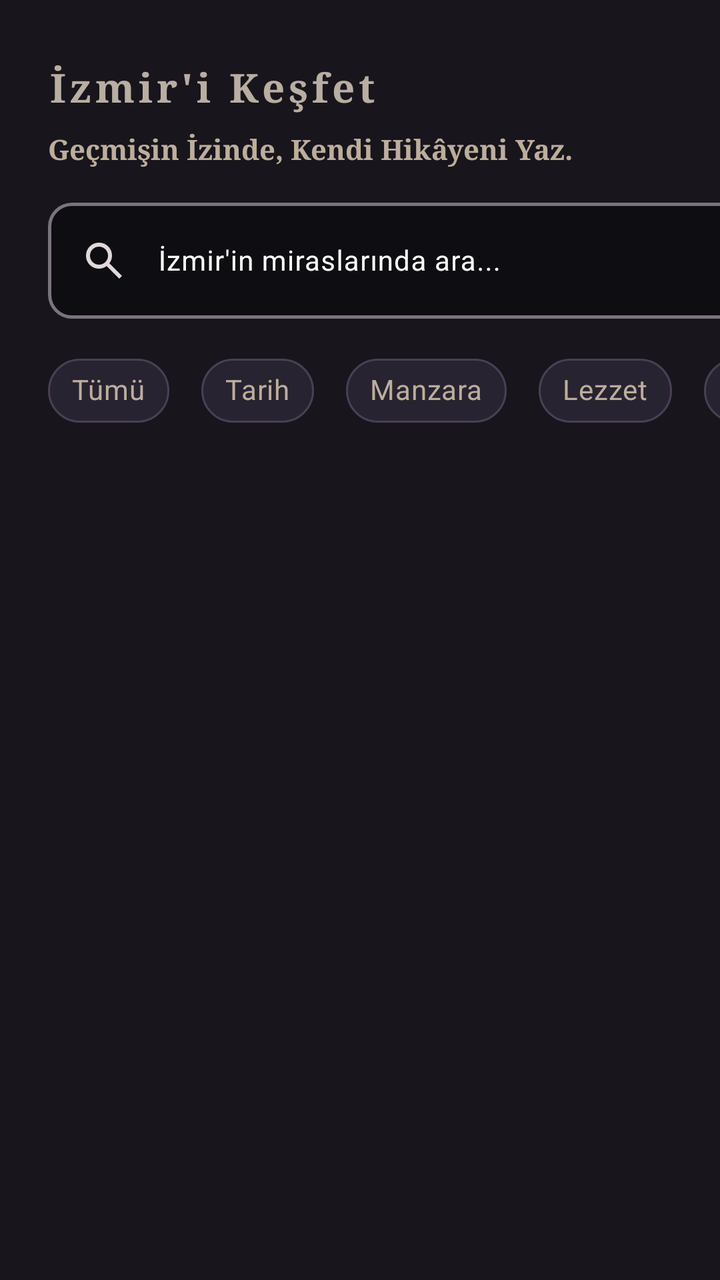
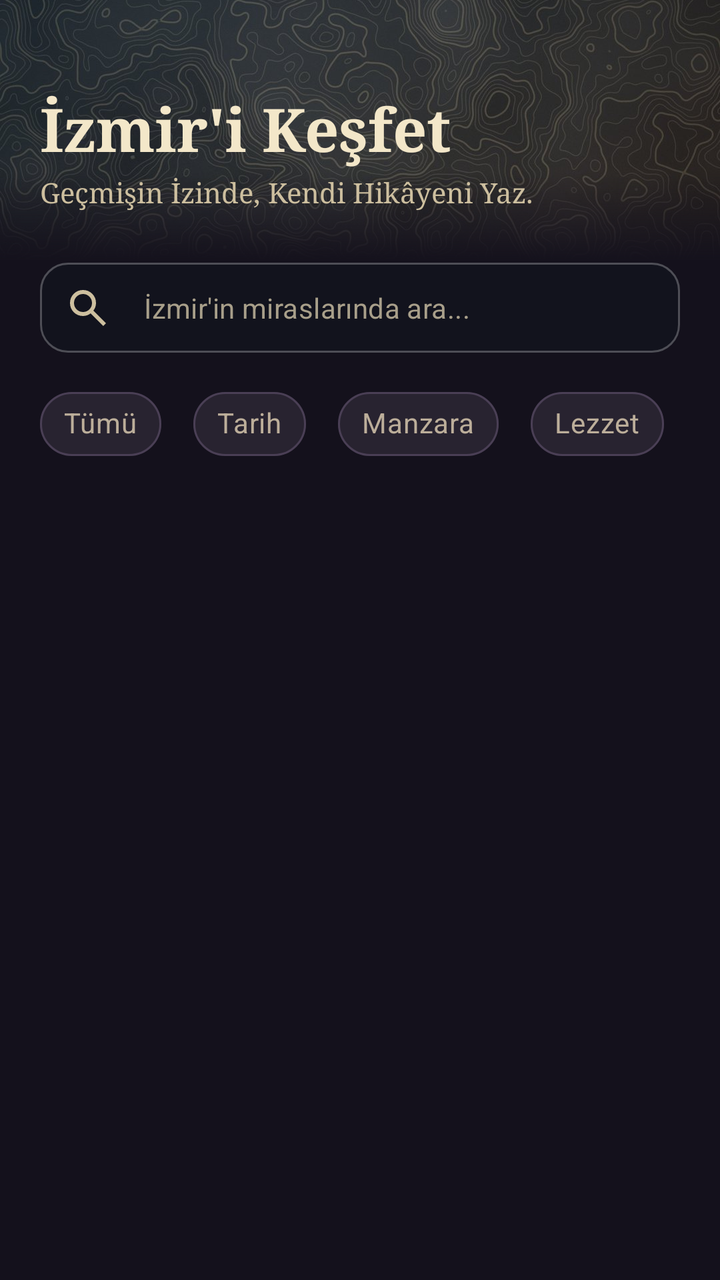

Compare the two renders of this Android layout. The source of the first and the diff that turns it into the second are given below.
<!-- AndroidManifest.xml: application theme Theme.Arch_Izmir -->
<!-- res/layout/fragment_home.xml -->
<?xml version="1.0" encoding="utf-8"?>
<ScrollView xmlns:android="http://schemas.android.com/apk/res/android"
    xmlns:tools="http://schemas.android.com/tools"
    android:layout_width="match_parent"
    android:layout_height="match_parent"
    xmlns:app="http://schemas.android.com/apk/res-auto"
    tools:context=".ui.auth.HomeFragment"
    android:fillViewport="true"
    android:background="@color/home_bg">
    <androidx.constraintlayout.widget.ConstraintLayout
        android:layout_width="match_parent"
        android:layout_height="wrap_content"
        android:layout_marginHorizontal="24dp">

        
        <TextView
            android:layout_width="wrap_content"
            android:layout_height="wrap_content"
            android:id="@+id/tvTitleHome"
            android:layout_marginTop="30dp"
            android:text="@string/discover_izmir"
            android:textColor="@color/antik"
            android:textSize="20sp"
            android:textStyle="bold"
            android:letterSpacing="0.1"
            android:fontFamily="serif"
            app:layout_constraintStart_toStartOf="parent"
            app:layout_constraintTop_toTopOf="parent"
            />

        
        <TextView
            android:id="@+id/homeSubString"
            android:layout_width="wrap_content"
            android:layout_height="wrap_content"
            android:text="@string/home_sub_string"
            style="@style/SubtitleTextStyle"
            android:textColor="#BCAE9A"
            app:layout_constraintTop_toBottomOf="@id/tvTitleHome"
            app:layout_constraintStart_toStartOf="parent"
            android:layout_marginTop="8dp"/>

        
        <com.google.android.material.textfield.TextInputLayout
            android:layout_width="match_parent"
            android:layout_height="wrap_content"
            android:id="@+id/inputSearchLayout"
            android:layout_marginTop="12dp"
            style="@style/App.TextInputLayout"
            app:layout_constraintStart_toStartOf="parent"
            app:layout_constraintTop_toBottomOf="@id/homeSubString">
            <com.google.android.material.textfield.TextInputEditText
                android:layout_width="match_parent"
                android:layout_height="wrap_content"
                android:id="@+id/searchInput"
                android:hint="@string/heritage_izmir"
                android:inputType="textPersonName"
                android:imeOptions="actionNext"
                android:textColor="@color/white"
                android:drawableStart="@drawable/ic_search"
                android:drawablePadding="15dp"
                android:textSize="14sp"/>
        </com.google.android.material.textfield.TextInputLayout>

        
        <HorizontalScrollView
            android:layout_width="match_parent"
            android:layout_height="wrap_content"
            android:orientation="horizontal"
            app:layout_constraintStart_toStartOf="parent"
            app:layout_constraintTop_toBottomOf="@id/inputSearchLayout"
            app:layout_constraintEnd_toEndOf="parent"
            android:layout_marginTop="12dp"
            android:scrollbars="none">

            <com.google.android.material.chip.ChipGroup
                android:id="@+id/chipGroup"
                android:layout_width="match_parent"
                android:layout_height="wrap_content"
                app:singleSelection="true"
                app:selectionRequired="true"
                app:checkedChip="@+id/chipAll">

                <com.google.android.material.chip.Chip
                    android:id="@+id/chipAll"
                    style="@style/CustomChipStyle"
                    android:text="@string/all" />

                <com.google.android.material.chip.Chip
                    android:id="@+id/chipHistory"
                    style="@style/CustomChipStyle"
                    android:text="@string/history" />

                <com.google.android.material.chip.Chip
                    android:id="@+id/chipNature"
                    style="@style/CustomChipStyle"
                    android:text="@string/view" />

                <com.google.android.material.chip.Chip
                    android:id="@+id/chipFood"
                    style="@style/CustomChipStyle"
                    android:text="@string/flavor" />

                <com.google.android.material.chip.Chip
                    android:id="@+id/chipSea"
                    style="@style/CustomChipStyle"
                    android:text="@string/sea" />

            </com.google.android.material.chip.ChipGroup>

        </HorizontalScrollView>

    </androidx.constraintlayout.widget.ConstraintLayout>


</ScrollView>
<!-- resources referenced by this layout -->
<resources>
  <color name="antik">#B8AEA1</color>
  <color name="home_bg">#18151D</color>
  <color name="white">#FFFFFFFF</color>
  <!-- drawable ic_search (drawable) -->
  <vector xmlns:android="http://schemas.android.com/apk/res/android" android:height="24dp" android:tint="#E1D9D9" android:viewportHeight="960" android:viewportWidth="960" android:width="24dp">
        
      <path android:fillColor="@android:color/white" android:pathData="M784,840L532,588Q502,612 463,626Q424,640 380,640Q271,640 195.5,564.5Q120,489 120,380Q120,271 195.5,195.5Q271,120 380,120Q489,120 564.5,195.5Q640,271 640,380Q640,424 626,463Q612,502 588,532L840,784L784,840ZM380,560Q455,560 507.5,507.5Q560,455 560,380Q560,305 507.5,252.5Q455,200 380,200Q305,200 252.5,252.5Q200,305 200,380Q200,455 252.5,507.5Q305,560 380,560Z"/>
      
  </vector>
  <string name="all">Tümü</string>
  <string name="discover_izmir">İzmir\'i Keşfet</string>
  <string name="flavor">Lezzet</string>
  <string name="heritage_izmir">İzmir\'in miraslarında ara...</string>
  <string name="history">Tarih</string>
  <string name="home_sub_string">Geçmişin İzinde, Kendi Hikâyeni Yaz.</string>
  <string name="sea">Deniz</string>
  <string name="view">Manzara</string>
  <style name="App.TextInputLayout" parent="Widget.Material3.TextInputLayout.OutlinedBox">
          <item name="boxStrokeWidth">1.5dp</item>
          <item name="boxCornerRadiusTopStart">12dp</item>
          <item name="boxCornerRadiusTopEnd">12dp</item>
          <item name="boxCornerRadiusBottomStart">12dp</item>
          <item name="boxCornerRadiusBottomEnd">12dp</item>
          <item name="boxBackgroundColor">#67000000</item>
          <item name="boxBackgroundMode">outline</item>
          <item name="hintTextColor">@color/white</item>
          <item name="android:textColorHint">@color/white</item>
      </style>
  <style name="CustomChipStyle" parent="Widget.MaterialComponents.Chip.Choice">
          
          <item name="chipBackgroundColor">@color/chip_bg_normal</item>
          <item name="android:textColor">@color/chip_text_normal</item>
  
          
          <item name="chipStrokeColor">@color/chip_stroke_color</item>
          <item name="chipStrokeWidth">1dp</item>
          <item name="rippleColor">@color/chip_bg_selected</item>
  
          
          <item name="android:layout_width">wrap_content</item>
          <item name="android:layout_height">wrap_content</item>
          <item name="android:layout_marginEnd">8dp</item>
      </style>
  <style name="SubtitleTextStyle">
          <item name="android:textColor">#EAD2AC</item>
          <item name="android:textSize">14sp</item>
          <item name="android:textStyle">bold</item>
          <item name="android:fontFamily">serif</item>
      </style>
  <style name="Theme.Arch_Izmir" parent="Base.Theme.Arch_Izmir" />
  <color name="chip_bg_normal">#282330</color>
  <color name="chip_text_normal">#BCAE9A</color>
  <color name="chip_stroke_color">#4A3F55</color>
  <color name="chip_bg_selected">#D2AC67</color>
  <style name="Base.Theme.Arch_Izmir" parent="Theme.Material3.DayNight.NoActionBar">
          
          
      </style>
</resources>

<!-- the commit's change to res/layout/fragment_home.xml (unified diff, before → after) -->
@@ -1,90 +1,121 @@
 <?xml version="1.0" encoding="utf-8"?>
-<ScrollView xmlns:android="http://schemas.android.com/apk/res/android"
-    xmlns:tools="http://schemas.android.com/tools"
+<LinearLayout xmlns:android="http://schemas.android.com/apk/res/android"
+    xmlns:app="http://schemas.android.com/apk/res-auto"
     android:layout_width="match_parent"
     android:layout_height="match_parent"
-    xmlns:app="http://schemas.android.com/apk/res-auto"
-    tools:context=".ui.auth.HomeFragment"
-    android:fillViewport="true"
-    android:background="@color/home_bg">
-    <androidx.constraintlayout.widget.ConstraintLayout
+    android:background="#14111C"
+    android:orientation="vertical">
+
+
+    <FrameLayout
+        android:layout_width="match_parent"
+        android:layout_height="130dp">
+
+        
+        <com.google.android.material.imageview.ShapeableImageView
+            android:layout_width="match_parent"
+            android:layout_height="match_parent"
+            android:contentDescription="@null"
+            android:scaleType="centerCrop"
+            android:src="@drawable/img_header_bg" />
+
+        
+        <View
+            android:layout_width="match_parent"
+            android:layout_height="44dp"
+            android:layout_gravity="bottom"
+            android:background="@drawable/bg_header_fade" />
+
+        <LinearLayout
+            android:layout_width="match_parent"
+            android:layout_height="wrap_content"
+            android:orientation="vertical"
+            android:paddingStart="20dp"
+            android:paddingTop="44dp"
+            android:paddingEnd="20dp">
+
+            <com.google.android.material.textview.MaterialTextView
+                android:layout_width="wrap_content"
+                android:layout_height="wrap_content"
+                android:fontFamily="serif"
+                android:text="@string/discover_izmir"
+                android:textColor="#F3E7C9"
+                android:textSize="30sp"
+                android:textStyle="bold" />
+
+            <com.google.android.material.textview.MaterialTextView
+                android:layout_width="wrap_content"
+                android:layout_height="wrap_content"
+                android:layout_marginTop="2dp"
+                android:fontFamily="serif"
+                android:text="@string/home_sub_string"
+                android:textColor="#CDBF9F"
+                android:textSize="14sp" />
+        </LinearLayout>
+    </FrameLayout>
+
+    
+    <LinearLayout
         android:layout_width="match_parent"
         android:layout_height="wrap_content"
-        android:layout_marginHorizontal="24dp">
-
-        
-        <TextView
-            android:layout_width="wrap_content"
-            android:layout_height="wrap_content"
-            android:id="@+id/tvTitleHome"
-            android:layout_marginTop="30dp"
-            android:text="@string/discover_izmir"
-            android:textColor="@color/antik"
-            android:textSize="20sp"
-            android:textStyle="bold"
-            android:letterSpacing="0.1"
-            android:fontFamily="serif"
-            app:layout_constraintStart_toStartOf="parent"
-            app:layout_constraintTop_toTopOf="parent"
-            />
-
-        
-        <TextView
-            android:id="@+id/homeSubString"
-            android:layout_width="wrap_content"
-            android:layout_height="wrap_content"
-            android:text="@string/home_sub_string"
-            style="@style/SubtitleTextStyle"
-            android:textColor="#BCAE9A"
-            app:layout_constraintTop_toBottomOf="@id/tvTitleHome"
-            app:layout_constraintStart_toStartOf="parent"
-            android:layout_marginTop="8dp"/>
+        android:orientation="vertical"
+        android:paddingStart="20dp"
+        android:paddingEnd="20dp"
+        android:paddingBottom="8dp">
 
         
         <com.google.android.material.textfield.TextInputLayout
+            android:id="@+id/tilSearch"
+            style="@style/Widget.MaterialComponents.TextInputLayout.OutlinedBox.Dense"
             android:layout_width="match_parent"
             android:layout_height="wrap_content"
-            android:id="@+id/inputSearchLayout"
-            android:layout_marginTop="12dp"
-            style="@style/App.TextInputLayout"
-            app:layout_constraintStart_toStartOf="parent"
-            app:layout_constraintTop_toBottomOf="@id/homeSubString">
+            app:boxBackgroundColor="#66101820"
+            app:boxCornerRadiusBottomEnd="14dp"
+            app:boxCornerRadiusBottomStart="14dp"
+            app:boxCornerRadiusTopEnd="14dp"
+            app:boxCornerRadiusTopStart="14dp"
+            app:boxStrokeColor="@drawable/search_stroke"
+            app:boxStrokeWidth="1dp"
+            app:boxStrokeWidthFocused="1.5dp"
+            app:endIconMode="clear_text"
+            app:endIconTint="#CDBF9F"
+            app:hintEnabled="false"
+            app:startIconDrawable="@drawable/ic_search"
+            app:startIconTint="#CDBF9F">
+
             <com.google.android.material.textfield.TextInputEditText
+                android:id="@+id/etSearch"
                 android:layout_width="match_parent"
                 android:layout_height="wrap_content"
-                android:id="@+id/searchInput"
                 android:hint="@string/heritage_izmir"
-                android:inputType="textPersonName"
-                android:imeOptions="actionNext"
-                android:textColor="@color/white"
-                android:drawableStart="@drawable/ic_search"
-                android:drawablePadding="15dp"
-                android:textSize="14sp"/>
+                android:imeOptions="actionSearch"
+                android:inputType="text"
+                android:maxLines="1"
+                android:textColor="#FFFFFF"
+                android:textColorHint="#A89F8A"
+                android:textSize="14sp" />
         </com.google.android.material.textfield.TextInputLayout>
 
         
         <HorizontalScrollView
             android:layout_width="match_parent"
             android:layout_height="wrap_content"
-            android:orientation="horizontal"
-            app:layout_constraintStart_toStartOf="parent"
-            app:layout_constraintTop_toBottomOf="@id/inputSearchLayout"
-            app:layout_constraintEnd_toEndOf="parent"
-            android:layout_marginTop="12dp"
+            android:layout_marginTop="10dp"
             android:scrollbars="none">
 
             <com.google.android.material.chip.ChipGroup
                 android:id="@+id/chipGroup"
-                android:layout_width="match_parent"
+                android:layout_width="wrap_content"
                 android:layout_height="wrap_content"
-                app:singleSelection="true"
                 app:selectionRequired="true"
-                app:checkedChip="@+id/chipAll">
+                app:singleLine="true"
+                app:singleSelection="true">
 
                 <com.google.android.material.chip.Chip
                     android:id="@+id/chipAll"
-                    style="@style/CustomChipStyle"
-                    android:text="@string/all" />
+                    android:checked="true"
+                    android:text="@string/all"
+                    style="@style/CustomChipStyle" />
 
                 <com.google.android.material.chip.Chip
                     android:id="@+id/chipHistory"
@@ -92,25 +123,30 @@
                     android:text="@string/history" />
 
                 <com.google.android.material.chip.Chip
-                    android:id="@+id/chipNature"
+                    android:id="@+id/chipView"
                     style="@style/CustomChipStyle"
-                    android:text="@string/view" />
+                    android:text="@string/view"/>
 
                 <com.google.android.material.chip.Chip
-                    android:id="@+id/chipFood"
+                    android:id="@+id/chipFlavor"
                     style="@style/CustomChipStyle"
-                    android:text="@string/flavor" />
+                    android:text="@string/flavor"
+                    />
 
                 <com.google.android.material.chip.Chip
                     android:id="@+id/chipSea"
                     style="@style/CustomChipStyle"
                     android:text="@string/sea" />
+            </com.google.android.material.chip.ChipGroup>
+        </HorizontalScrollView>
+    </LinearLayout>
 
-            </com.google.android.material.chip.ChipGroup>
-
-        </HorizontalScrollView>
-
-    </androidx.constraintlayout.widget.ConstraintLayout>
-
-
-</ScrollView>
+    
+    <androidx.recyclerview.widget.RecyclerView
+        android:id="@+id/rvPlaces"
+        android:layout_width="match_parent"
+        android:layout_height="0dp"
+        android:layout_weight="1"
+        android:clipToPadding="false"
+        android:padding="6dp" />
+</LinearLayout>
<!-- resource entries referenced after the edit -->
@@ -1,14 +1,28 @@
 <!-- resources referenced by this layout -->
 <resources>
-  <color name="antik">#B8AEA1</color>
-  <color name="home_bg">#18151D</color>
-  <color name="white">#FFFFFFFF</color>
+  <!-- drawable bg_header_fade (drawable) -->
+  <?xml version="1.0" encoding="utf-8"?>
+  <shape xmlns:android="http://schemas.android.com/apk/res/android" android:shape="rectangle">
+      
+      <gradient
+          android:angle="90"
+          android:startColor="#14111C"
+          android:endColor="#0014111C" />
+  </shape>
   <!-- drawable ic_search (drawable) -->
   <vector xmlns:android="http://schemas.android.com/apk/res/android" android:height="24dp" android:tint="#E1D9D9" android:viewportHeight="960" android:viewportWidth="960" android:width="24dp">
         
       <path android:fillColor="@android:color/white" android:pathData="M784,840L532,588Q502,612 463,626Q424,640 380,640Q271,640 195.5,564.5Q120,489 120,380Q120,271 195.5,195.5Q271,120 380,120Q489,120 564.5,195.5Q640,271 640,380Q640,424 626,463Q612,502 588,532L840,784L784,840ZM380,560Q455,560 507.5,507.5Q560,455 560,380Q560,305 507.5,252.5Q455,200 380,200Q305,200 252.5,252.5Q200,305 200,380Q200,455 252.5,507.5Q305,560 380,560Z"/>
       
   </vector>
+  <!-- drawable img_header_bg: jpg bitmap (drawable, 129216 bytes) -->
+  <!-- drawable search_stroke (drawable) -->
+  <?xml version="1.0" encoding="utf-8"?>
+  <selector xmlns:android="http://schemas.android.com/apk/res/android">
+      
+      <item android:color="#E8C766" android:state_focused="true" />
+      <item android:color="#40FFFFFF" />
+  </selector>
   <string name="all">Tümü</string>
   <string name="discover_izmir">İzmir\'i Keşfet</string>
   <string name="flavor">Lezzet</string>
@@ -17,17 +31,6 @@
   <string name="home_sub_string">Geçmişin İzinde, Kendi Hikâyeni Yaz.</string>
   <string name="sea">Deniz</string>
   <string name="view">Manzara</string>
-  <style name="App.TextInputLayout" parent="Widget.Material3.TextInputLayout.OutlinedBox">
-          <item name="boxStrokeWidth">1.5dp</item>
-          <item name="boxCornerRadiusTopStart">12dp</item>
-          <item name="boxCornerRadiusTopEnd">12dp</item>
-          <item name="boxCornerRadiusBottomStart">12dp</item>
-          <item name="boxCornerRadiusBottomEnd">12dp</item>
-          <item name="boxBackgroundColor">#67000000</item>
-          <item name="boxBackgroundMode">outline</item>
-          <item name="hintTextColor">@color/white</item>
-          <item name="android:textColorHint">@color/white</item>
-      </style>
   <style name="CustomChipStyle" parent="Widget.MaterialComponents.Chip.Choice">
           
           <item name="chipBackgroundColor">@color/chip_bg_normal</item>
@@ -43,12 +46,6 @@
           <item name="android:layout_height">wrap_content</item>
           <item name="android:layout_marginEnd">8dp</item>
       </style>
-  <style name="SubtitleTextStyle">
-          <item name="android:textColor">#EAD2AC</item>
-          <item name="android:textSize">14sp</item>
-          <item name="android:textStyle">bold</item>
-          <item name="android:fontFamily">serif</item>
-      </style>
   <style name="Theme.Arch_Izmir" parent="Base.Theme.Arch_Izmir" />
   <color name="chip_bg_normal">#282330</color>
   <color name="chip_text_normal">#BCAE9A</color>
